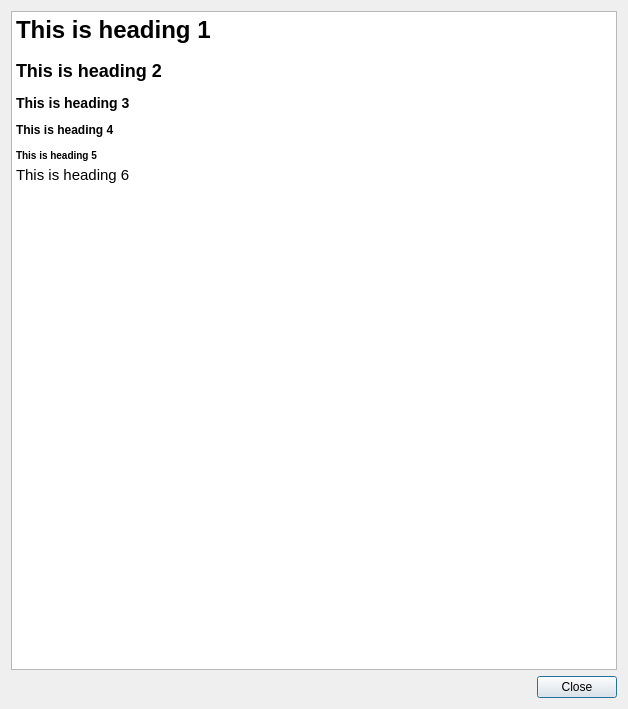
First picture: the form in ldsplugin/gui/Help_dialog_base.ui, repository SPlanzer/QGIS-LDS-Plugin, before the edit.
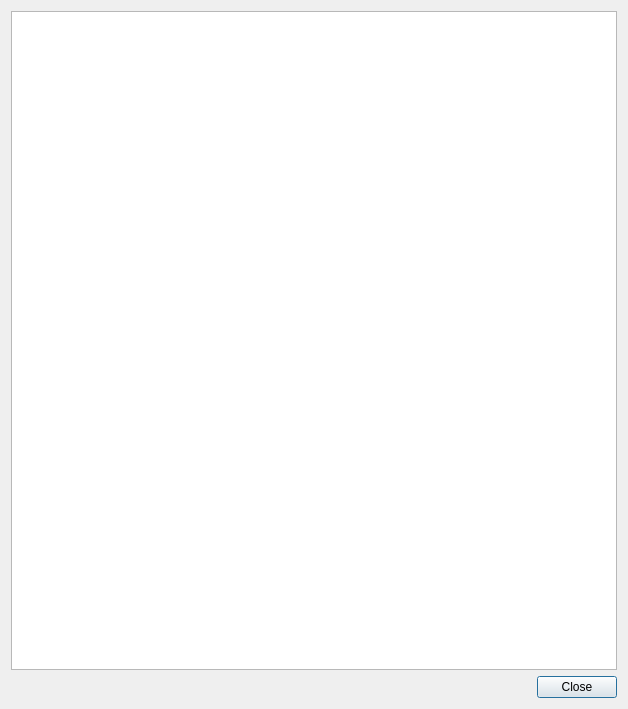
Second picture: the form after the edit.

Commit message: all services operating

```diff
--- a/ldsplugin/gui/Help_dialog_base.ui
+++ b/ldsplugin/gui/Help_dialog_base.ui
@@ -23,12 +23,7 @@
 &lt;html&gt;&lt;head&gt;&lt;meta name=&quot;qrichtext&quot; content=&quot;1&quot; /&gt;&lt;style type=&quot;text/css&quot;&gt;
 p, li { white-space: pre-wrap; }
 &lt;/style&gt;&lt;/head&gt;&lt;body style=&quot; font-family:'Ubuntu'; font-size:11pt; font-weight:400; font-style:normal;&quot;&gt;
-&lt;p style=&quot; margin-top:18px; margin-bottom:12px; margin-left:0px; margin-right:0px; -qt-block-indent:0; text-indent:0px;&quot;&gt;&lt;span style=&quot; font-size:xx-large; font-weight:600;&quot;&gt;This is heading 1&lt;/span&gt;&lt;/p&gt;
-&lt;p style=&quot; margin-top:16px; margin-bottom:12px; margin-left:0px; margin-right:0px; -qt-block-indent:0; text-indent:0px;&quot;&gt;&lt;span style=&quot; font-size:x-large; font-weight:600;&quot;&gt;This is heading 2&lt;/span&gt;&lt;/p&gt;
-&lt;p style=&quot; margin-top:14px; margin-bottom:12px; margin-left:0px; margin-right:0px; -qt-block-indent:0; text-indent:0px;&quot;&gt;&lt;span style=&quot; font-size:large; font-weight:600;&quot;&gt;This is heading 3&lt;/span&gt;&lt;/p&gt;
-&lt;p style=&quot; margin-top:12px; margin-bottom:12px; margin-left:0px; margin-right:0px; -qt-block-indent:0; text-indent:0px;&quot;&gt;&lt;span style=&quot; font-size:medium; font-weight:600;&quot;&gt;This is heading 4&lt;/span&gt;&lt;/p&gt;
-&lt;p style=&quot; margin-top:12px; margin-bottom:4px; margin-left:0px; margin-right:0px; -qt-block-indent:0; text-indent:0px;&quot;&gt;&lt;span style=&quot; font-size:small; font-weight:600;&quot;&gt;This is heading 5&lt;/span&gt;&lt;/p&gt;
-&lt;p style=&quot; margin-top:0px; margin-bottom:0px; margin-left:0px; margin-right:0px; -qt-block-indent:0; text-indent:0px;&quot;&gt;This is heading 6 &lt;/p&gt;&lt;/body&gt;&lt;/html&gt;</string>
+&lt;p style=&quot;-qt-paragraph-type:empty; margin-top:0px; margin-bottom:0px; margin-left:0px; margin-right:0px; -qt-block-indent:0; text-indent:0px;&quot;&gt;&lt;br /&gt;&lt;/p&gt;&lt;/body&gt;&lt;/html&gt;</string>
        </property>
       </widget>
      </item>
```
Left out of the diff: 8 changed lines with no effect on the pictures. The commit also changes 2 other files.
